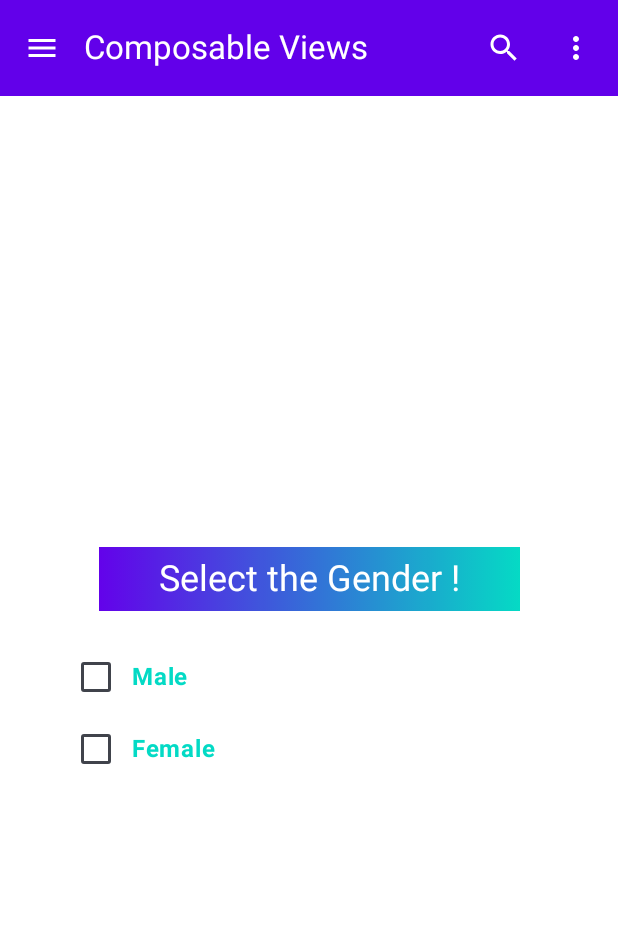
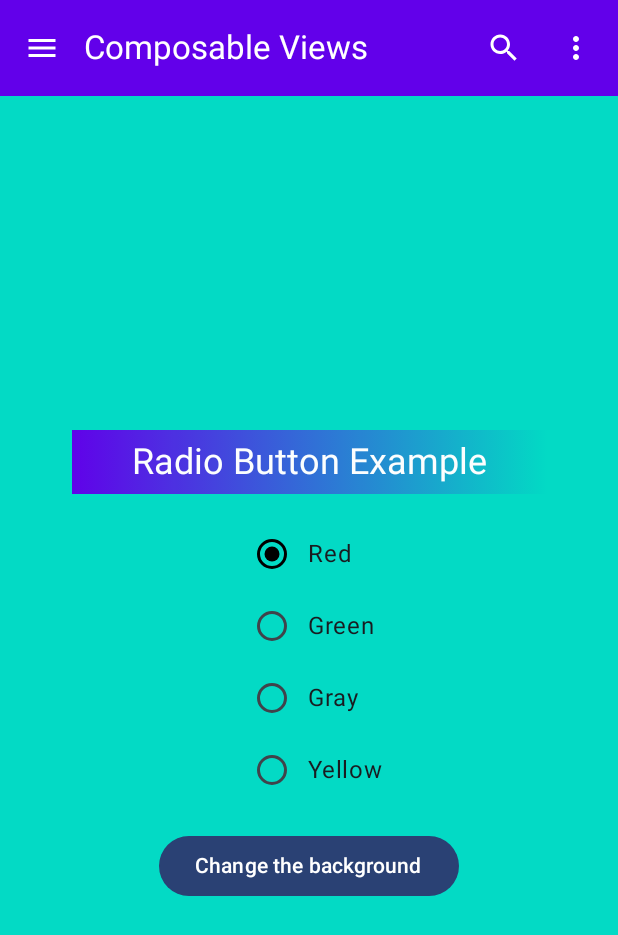
Before and after one commit to gauravdubey/ComposableViewDemo, an Android app built with Jetpack Compose: the screen it shows after launch (MainActivity), on a phone screen of 412 x 824 dp. Shown: the top 935 px of the screen. Run offline under Robolectric (Android 15) with nearby library versions, the phone set to English and light mode, and no system bars.

Commit message:
Commiting RadioButton Composable view

```diff
--- a/app/src/main/java/com/gaurav/composableviewdemo/MainActivity.kt
+++ b/app/src/main/java/com/gaurav/composableviewdemo/MainActivity.kt
@@ -13,6 +13,7 @@ import androidx.compose.ui.Modifier
 import androidx.compose.ui.tooling.preview.Preview
 import com.gaurav.composableviewdemo.composableview.CheckboxViews
 import com.gaurav.composableviewdemo.composableview.CustomToolBar
+import com.gaurav.composableviewdemo.composableview.RadioButtonViews
 import com.gaurav.composableviewdemo.ui.theme.ComposableViewDemoTheme
 
 class MainActivity : ComponentActivity() {
@@ -46,7 +47,8 @@ fun MainScreen() {
             ) {
 //                AllTextFieldViews()
 //                ImageViewExample()
-                CheckboxViews()
+//                CheckboxViews()
+                RadioButtonViews()
             }
         }
     )
--- /dev/null
+++ b/app/src/main/java/com/gaurav/composableviewdemo/composableview/RadioButtonViews.kt
@@ -0,0 +1,94 @@
+package com.gaurav.composableviewdemo.composableview
+
+import androidx.compose.foundation.background
+import androidx.compose.foundation.clickable
+import androidx.compose.foundation.layout.Arrangement
+import androidx.compose.foundation.layout.Column
+import androidx.compose.foundation.layout.Row
+import androidx.compose.foundation.layout.fillMaxSize
+import androidx.compose.foundation.layout.padding
+import androidx.compose.material3.Button
+import androidx.compose.material3.MaterialTheme
+import androidx.compose.material3.RadioButton
+import androidx.compose.material3.RadioButtonDefaults
+import androidx.compose.material3.Text
+import androidx.compose.runtime.Composable
+import androidx.compose.runtime.getValue
+import androidx.compose.runtime.mutableStateOf
+import androidx.compose.runtime.remember
+import androidx.compose.runtime.setValue
+import androidx.compose.ui.Alignment
+import androidx.compose.ui.Modifier
+import androidx.compose.ui.graphics.Brush
+import androidx.compose.ui.graphics.Color
+import androidx.compose.ui.graphics.graphicsLayer
+import androidx.compose.ui.tooling.preview.Preview
+import androidx.compose.ui.unit.dp
+
+@Preview
+@Composable
+fun RadioButtonViews() {
+
+    var myBackgroundColor by remember {
+        mutableStateOf(Color(0xFF03DAC5))
+    }
+    var radioIndex by remember {
+        mutableStateOf(0)
+    }
+    val radioOptions = listOf("Red", "Green", "Gray", "Yellow")
+    val radioColors = listOf(Color.Red, Color.Green, Color.LightGray, Color.Yellow)
+
+    Column(
+        modifier = Modifier
+            .fillMaxSize()
+            .background(myBackgroundColor),
+        verticalArrangement = Arrangement.Center,
+        horizontalAlignment = Alignment.CenterHorizontally
+    ) {
+
+        Text(
+            text = "Radio Button Example",
+            modifier = Modifier
+                .graphicsLayer(alpha = 0.99f) // Enables advanced drawing
+                .background(
+                    Brush.horizontalGradient(
+                        colors = listOf(Color(0xFF6200EA), Color(0xFF03DAC5))
+                    )
+                )
+                .padding(start = 40.dp, end = 40.dp, top = 5.dp, bottom = 5.dp),
+            style = MaterialTheme.typography.headlineSmall,
+            color = Color.White // Text color set to transparent to enable gradient
+        )
+        Column(modifier = Modifier.padding(16.dp)) {
+            radioOptions.forEachIndexed { position, name ->
+                Row(
+                    modifier = Modifier.clickable {
+                        radioIndex = position
+//                        myBackgroundColor = radioColors[radioIndex]
+                    },
+                    verticalAlignment = Alignment.CenterVertically
+
+                ) {
+                    RadioButton(
+                        selected = name == radioOptions[radioIndex],
+                        onClick = {
+                            radioIndex = position
+//                            myBackgroundColor = radioColors[radioIndex]
+                        },
+                        colors = RadioButtonDefaults.colors(Color.Black)
+                    )
+                    Text(text = name)
+                }
+            }
+        }
+
+        Button(
+            onClick = {
+                myBackgroundColor = radioColors[radioIndex]
+            })
+        {
+            Text(text = "Change the background")
+
+        }
+    }
+}
```
